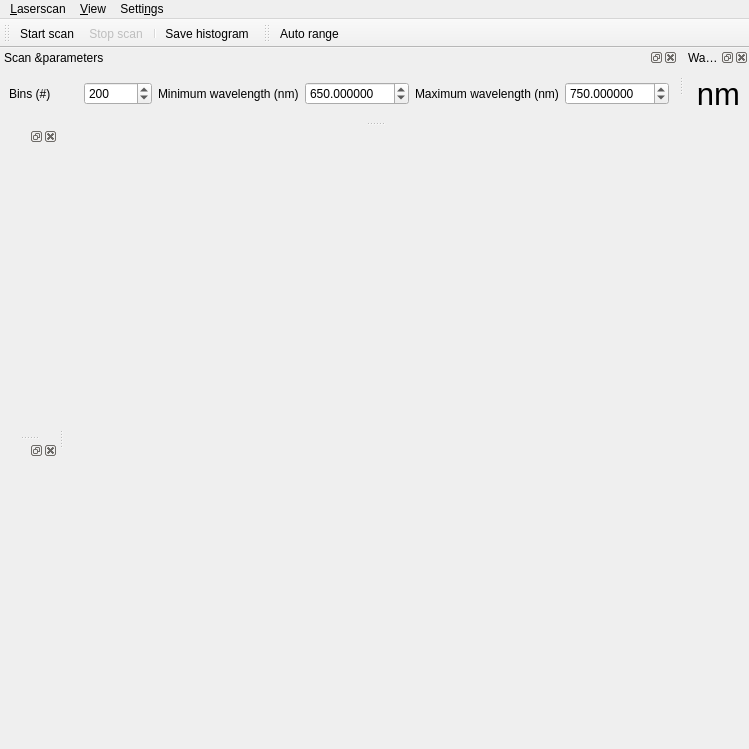
Qt form src/qudi/gui/wavemeter/ui_scanwindow.ui (bbuusshh/scudi) before a commit.
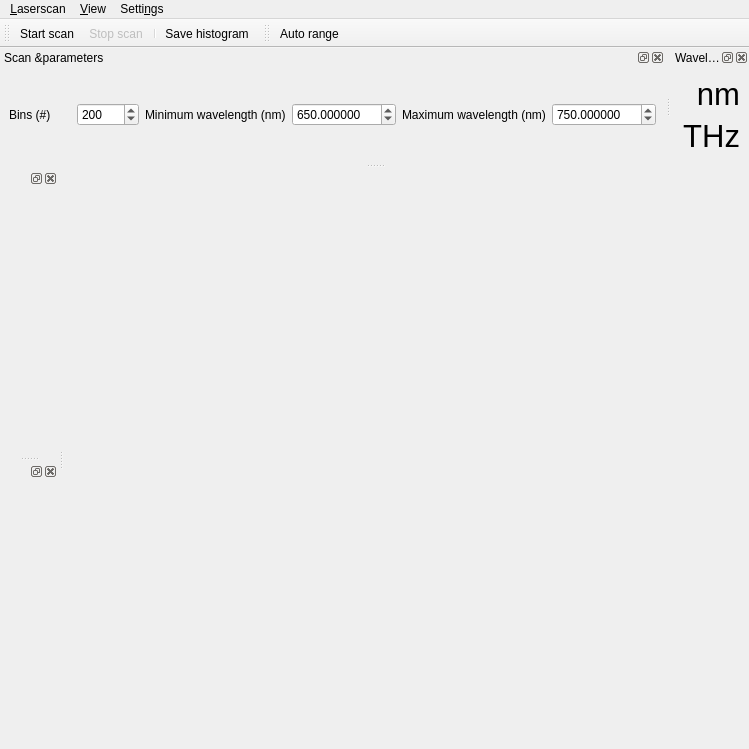
The same form after that commit. Icons and pictures are not drawn.

Commit message: frequency label

```diff
--- a/src/qudi/gui/wavemeter/ui_scanwindow.ui
+++ b/src/qudi/gui/wavemeter/ui_scanwindow.ui
@@ -170,6 +170,24 @@
    </attribute>
    <widget class="QWidget" name="dockWidgetContents_2">
     <layout class="QGridLayout" name="gridLayout_2">
+     <item row="1" column="0">
+      <widget class="QLabel" name="frequencyLabel">
+       <property name="font">
+        <font>
+         <pointsize>23</pointsize>
+        </font>
+       </property>
+       <property name="text">
+        <string>THz</string>
+       </property>
+       <property name="alignment">
+        <set>Qt::AlignRight|Qt::AlignTrailing|Qt::AlignVCenter</set>
+       </property>
+       <property name="textInteractionFlags">
+        <set>Qt::LinksAccessibleByMouse|Qt::TextSelectableByKeyboard|Qt::TextSelectableByMouse</set>
+       </property>
+      </widget>
+     </item>
      <item row="0" column="0">
       <widget class="QLabel" name="wavelengthLabel">
        <property name="font">
```
The commit also changes 2 other files.
